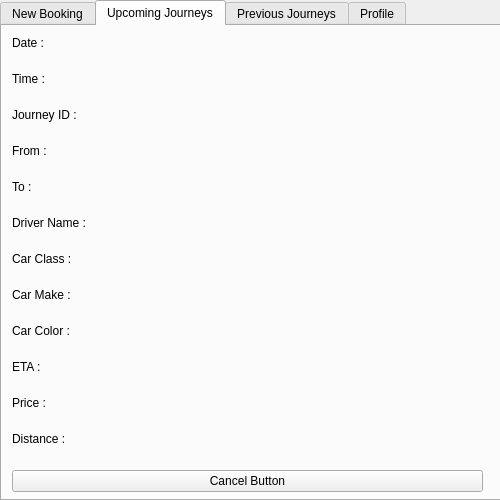
The window that UI/UserScreen.ui (1412kauti/ProjectHurricane) describes before a commit, drawn with Qt 5.
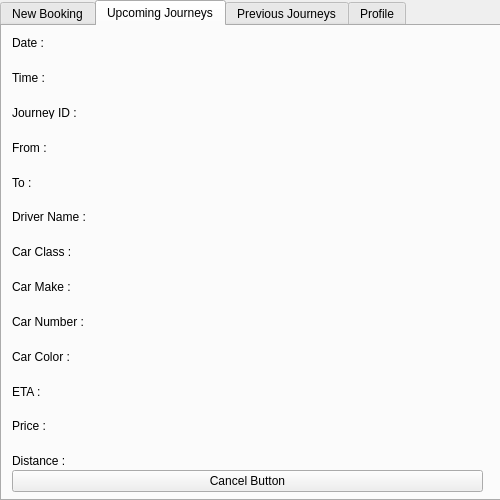
The same window after the commit. The open tabs and pages were chosen to show the change.

The edit to the form file:
```diff
--- a/UI/UserScreen.ui
+++ b/UI/UserScreen.ui
@@ -388,14 +388,14 @@
         </property>
        </widget>
       </item>
-      <item row="8" column="0">
+      <item row="9" column="0">
        <widget class="QLabel" name="label_14">
         <property name="text">
          <string>Car Color : </string>
         </property>
        </widget>
       </item>
-      <item row="8" column="1">
+      <item row="9" column="1">
        <widget class="QLabel" name="Upcoming_Car_Color_Lbl">
         <property name="text">
          <string/>
@@ -437,14 +437,14 @@
         </property>
        </widget>
       </item>
-      <item row="9" column="0">
+      <item row="10" column="0">
        <widget class="QLabel" name="label_7">
         <property name="text">
          <string>ETA :</string>
         </property>
        </widget>
       </item>
-      <item row="9" column="1">
+      <item row="10" column="1">
        <widget class="QLabel" name="Upcoming_ETA">
         <property name="text">
          <string/>
@@ -465,34 +465,48 @@
         </property>
        </widget>
       </item>
-      <item row="10" column="0">
+      <item row="11" column="0">
        <widget class="QLabel" name="label_11">
         <property name="text">
          <string>Price :</string>
         </property>
        </widget>
       </item>
-      <item row="10" column="1">
+      <item row="11" column="1">
        <widget class="QLabel" name="Price_Label">
         <property name="text">
          <string/>
         </property>
        </widget>
       </item>
-      <item row="11" column="0">
+      <item row="12" column="0">
        <widget class="QLabel" name="label_12">
         <property name="text">
          <string>Distance :</string>
         </property>
        </widget>
       </item>
-      <item row="11" column="1">
+      <item row="12" column="1">
        <widget class="QLabel" name="Distance_Label">
         <property name="text">
          <string/>
         </property>
        </widget>
       </item>
+      <item row="8" column="0">
+       <widget class="QLabel" name="label_15">
+        <property name="text">
+         <string>Car Number :</string>
+        </property>
+       </widget>
+      </item>
+      <item row="8" column="1">
+       <widget class="QLabel" name="Car_Number_Lbl">
+        <property name="text">
+         <string/>
+        </property>
+       </widget>
+      </item>
      </layout>
     </widget>
     <widget class="QWidget" name="horizontalLayoutWidget">
```
Left out of the diff: 2 changed lines with no effect on the pictures.
